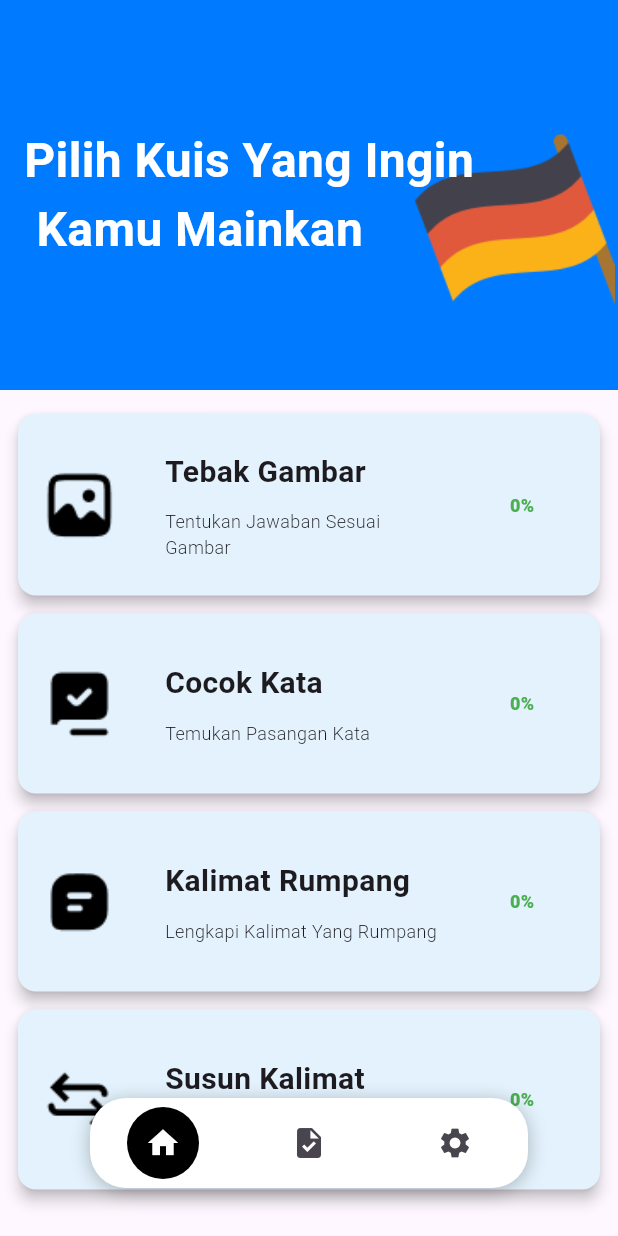
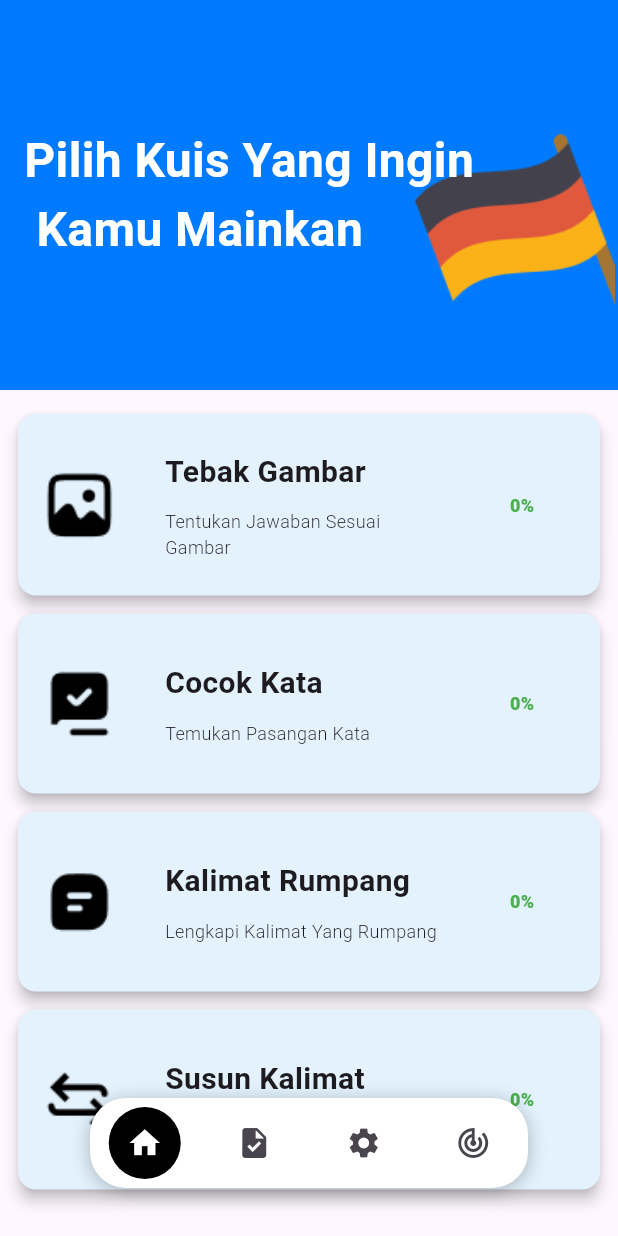
Before and after one commit to AvanFabian/DenkMeister-Apps, a Flutter app: the screen it shows after launch, after a tap on "Lanjut", on a phone screen of 412 x 824 dp. Run offline on Flutter 3.47's test engine with Material 3 defaults, Android fonts, the phone set to English and light mode, and no system bars; our stand-ins replace carousel_slider, shared_preferences.

Commit message:
feat: saving progress logic for each level of each quiz type

```diff
--- a/lib/cocok_kata.dart
+++ b/lib/cocok_kata.dart
@@ -44,8 +44,9 @@ class _CocokKataState extends State<CocokKata> {
     });
 
     // Save to persistent storage
-    int savedCount = await QuizProgressManager.getAnsweredQuestions();
-    await QuizProgressManager.saveAnsweredQuestions(savedCount + 1);
+    int savedCount = await QuizProgressManager.getAnsweredQuestions('answered_questions_cocok_kata');
+    // await QuizProgressManager.saveAnsweredQuestions(savedCount + 1);
+    await QuizProgressManager.saveAnsweredQuestions('answered_questions_cocok_kata', savedCount + 1);
 
     // Notify parent page
     widget.onProgressUpdate(_answeredCount);
--- a/lib/quiz_home.dart
+++ b/lib/quiz_home.dart
@@ -24,65 +24,81 @@ class Quizdashboard extends StatefulWidget {
 }
 
 class _QuizdashboardState extends State<Quizdashboard> {
-  // Assuming you have these values for each quiz
-  int _answeredCount = 0;
-  int _totalQuestions = 0; // Total number of all questions dynamically set
-  double _progressValue = 0.0; // Progress value for the CircularProgressIndicator
-  int _percentage = 0; // Displayed percentage
+  // Individual progress trackers for each quiz type
+  final Map<String, int> _answeredCounts = {
+    'tebak_gambar': 0,
+    'cocok_kata': 0,
+    'kalimat_rumpang': 0,
+    'susun_kalimat': 0,
+  };
+  final Map<String, int> _totalQuestions = {
+    'tebak_gambar': 0,
+    'cocok_kata': 0,
+    'kalimat_rumpang': 0,
+    'susun_kalimat': 0,
+  };
+  final Map<String, double> _progressValues = {
+    'tebak_gambar': 0.0,
+    'cocok_kata': 0.0,
+    'kalimat_rumpang': 0.0,
+    'susun_kalimat': 0.0,
+  };
 
   @override
   void initState() {
     super.initState();
-    _loadTotalQuestions();
-    _loadProgress();
+    _loadQuizData();
   }
 
-  Future<void> _loadTotalQuestions() async {
+  Future<void> _loadQuizData() async {
     try {
-      // Load total questions for each quiz type
-      final int tebakGambarCount = await _getQuestionCount('assets/utils/tebakgambar_quiz.json');
-      final int cocokKataCount = await _getQuestionCount('assets/utils/cocokkata_quiz.json');
-      final int kalimatRumpangCount = await _getQuestionCount('assets/utils/kalimatrumpang_quiz.json');
-      final int susunKalimatCount = await _getQuestionCount('assets/utils/susunkalimat_quiz.json');
+      // Load total questions and answered counts for each quiz type
+      await Future.wait([
+        _loadQuizProgress(
+          jsonFilePath: 'assets/utils/tebakgambar_quiz.json',
+          answeredKey: QuizProgressManager.answeredQuestionsTebakGambarKey,
+          quizType: 'tebak_gambar',
+        ),
+        _loadQuizProgress(
+          jsonFilePath: 'assets/utils/cocokkata_quiz.json',
+          answeredKey: QuizProgressManager.answeredQuestionsCocokKataKey,
+          quizType: 'cocok_kata',
+        ),
+        _loadQuizProgress(
+          jsonFilePath: 'assets/utils/kalimatrumpang_quiz.json',
+          answeredKey: QuizProgressManager.answeredQuestionsKalimatRumpangKey,
+          quizType: 'kalimat_rumpang',
+        ),
+        _loadQuizProgress(
+          jsonFilePath: 'assets/utils/susunkalimat_quiz.json',
+          answeredKey: QuizProgressManager.answeredQuestionsSusunKalimatKey,
+          quizType: 'susun_kalimat',
+        ),
+      ]);
+    } catch (e) {
+      print("Error loading quiz data: $e");
+    }
+  }
 
-      setState(() {
-        // Update _totalQuestions based on the sum of all quizzes
-        _totalQuestions = tebakGambarCount + cocokKataCount + kalimatRumpangCount + susunKalimatCount;
-        _updateProgress(); // Update progress once total questions are loaded
-        print('Total questions: $_totalQuestions');
+  Future<void> _loadQuizProgress({
+    required String jsonFilePath,
+    required String answeredKey,
+    required String quizType,
+  }) async {
+    final totalQuestions = await _getQuestionCount(jsonFilePath);
+    final answeredQuestions = await QuizProgressManager.getAnsweredQuestions(answeredKey);
 
-        // Optionally update individual progress trackers here
-      });
-    } catch (e) {
-      print("Error loading question counts: $e");
-    }
+    setState(() {
+      _totalQuestions[quizType] = totalQuestions;
+      _answeredCounts[quizType] = answeredQuestions;
+      _progressValues[quizType] = totalQuestions > 0 ? answeredQuestions / totalQuestions : 0.0;
+    });
   }
 
   Future<int> _getQuestionCount(String jsonFilePath) async {
     final String response = await rootBundle.loadString(jsonFilePath);
     final List<dynamic> data = json.decode(response);
     return data.length;
-  }
-
-  // shared function to update progress for each quiz
-  Future<void> _loadProgress() async {
-    int savedCount = await QuizProgressManager.getAnsweredQuestions();
-    setState(() {
-      _answeredCount = savedCount;
-      _updateProgress(); // Update progress once answered questions are loaded
-    });
-  }
-
-  void _updateProgress() {
-    if (_totalQuestions > 0) {
-      _progressValue = _answeredCount / _totalQuestions; // Progress value for CircularProgressIndicator
-      print('Progress value: $_progressValue');
-      print('Answered questions: $_answeredCount');
-      _percentage = (_progressValue * 100).toInt(); // Percentage value
-    } else {
-      _progressValue = 0.0;
-      _percentage = 0;
-    }
   }
 
   @override
@@ -155,12 +171,22 @@ class _QuizdashboardState extends State<Quizdashboard> {
                           'Susun Kalimat',
                         ];
 
+                        final List<String> quizType = [
+                          'answered_questions_tebak_gambar',
+                          'answered_questions_cocok_kata',
+                          'answered_questions_kalimat_rumpang',
+                          'answered_questions_susun_kalimat',
+                        ];
+
                         final List<String> quizDescriptions = [
                           'Tentukan Jawaban Sesuai Gambar',
                           'Temukan Pasangan Kata',
                           'Lengkapi Kalimat Yang Rumpang',
                           'Rangkai Kata Menjadi Kalimat',
                         ];
+
+                        final double progressValue = _progressValues[quizType[index]] ?? 0.0;
+                        final int percentage = (progressValue * 100).toInt();
 
                         return Padding(
                           padding: const EdgeInsets.only(top: 4.0, left: 8.0, right: 8.0),
@@ -216,14 +242,14 @@ class _QuizdashboardState extends State<Quizdashboard> {
                                             width: 48.0, // Increased width
                                             height: 48.0, // Increased height
                                             child: CircularProgressIndicator(
-                                              value: _progressValue, // Dynamically updated progress value
+                                              value: progressValue,
                                               strokeWidth: 4.0,
                                               valueColor: const AlwaysStoppedAnimation<Color>(Colors.green),
                                             ),
                                           ),
                                           Center(
                                             child: Text(
-                                              '$_percentage%', // Dynamically updated percentage
+                                              '$percentage%', // Dynamically updated percentage
                                               style: TextStyle(fontSize: 12.0, fontWeight: FontWeight.w900, color: Colors.green),
                                             ),
                                           ),
@@ -296,6 +322,13 @@ class _QuizdashboardState extends State<Quizdashboard> {
                       );
                     },
                   ),
+                  IconButton(
+                    icon: const Icon(Icons.track_changes),
+                    onPressed: () async {
+                      await QuizProgressManager.resetAnsweredQuestions('answered_questions_cocok_kata');
+                      print('Progress reset.');
+                    },
+                  ),
                 ],
               ),
             ),
--- a/lib/quizprogressmanager.dart
+++ b/lib/quizprogressmanager.dart
@@ -1,20 +1,46 @@
 import 'package:shared_preferences/shared_preferences.dart';
 
 class QuizProgressManager {
-  static const String _answeredQuestionsKey = 'answered_questions';
+  static const String answeredQuestionsTebakGambarKey = 'answered_questions_tebak_gambar';
+  static const String answeredQuestionsCocokKataKey = 'answered_questions_cocok_kata';
+  static const String answeredQuestionsKalimatRumpangKey = 'answered_questions_kalimat_rumpang';
+  static const String answeredQuestionsSusunKalimatKey = 'answered_questions_susun_kalimat';
 
-  static Future<int> getAnsweredQuestions() async {
+  // General method to get answered questions by key
+  static Future<int> getAnsweredQuestions(String key) async {
     final prefs = await SharedPreferences.getInstance();
-    return prefs.getInt(_answeredQuestionsKey) ?? 0; // Default to 0 if no value saved
+    return prefs.getInt(key) ?? 0; // Default to 0 if no value saved
   }
 
-  static Future<void> saveAnsweredQuestions(int count) async {
+  // General method to save answered questions by key
+  static Future<void> saveAnsweredQuestions(String key, int count) async {
     final prefs = await SharedPreferences.getInstance();
-    await prefs.setInt(_answeredQuestionsKey, count);
+    await prefs.setInt(key, count);
   }
 
-  static Future<void> resetAnsweredQuestions() async {
+  // General method to reset answered questions by key
+  static Future<void> resetAnsweredQuestions(String key) async {
     final prefs = await SharedPreferences.getInstance();
-    await prefs.remove(_answeredQuestionsKey);
+    await prefs.remove(key);
   }
 }
+
+
+// class QuizProgressManager {
+//   static const String _answeredQuestionsKey = 'answered_questions';
+
+//   static Future<int> getAnsweredQuestions() async {
+//     final prefs = await SharedPreferences.getInstance();
+//     return prefs.getInt(_answeredQuestionsKey) ?? 0; // Default to 0 if no value saved
+//   }
+
+//   static Future<void> saveAnsweredQuestions(int count) async {
+//     final prefs = await SharedPreferences.getInstance();
+//     await prefs.setInt(_answeredQuestionsKey, count);
+//   }
+
+//   static Future<void> resetAnsweredQuestions() async {
+//     final prefs = await SharedPreferences.getInstance();
+//     await prefs.remove(_answeredQuestionsKey);
+//   }
+// }
```
Also changed, not shown: lib/kalimat_rumpang.dart (+23 -12 lines), lib/susun_kalimat.dart (+16 -1 lines), lib/tebak_gambar.dart (+17 -5 lines).
